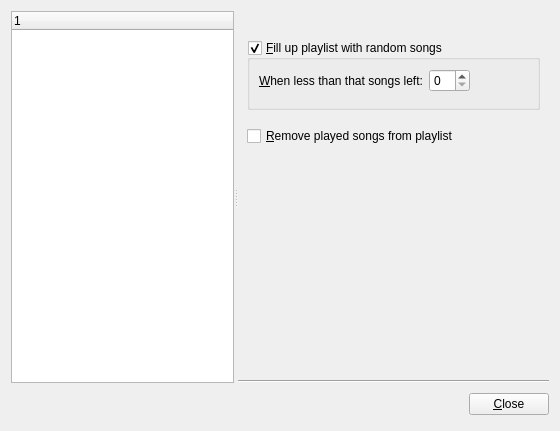
This is ui/preferencesdialog.ui in Voker57/qmpdclient as Qt 5 draws it before an edit. The edited form follows.
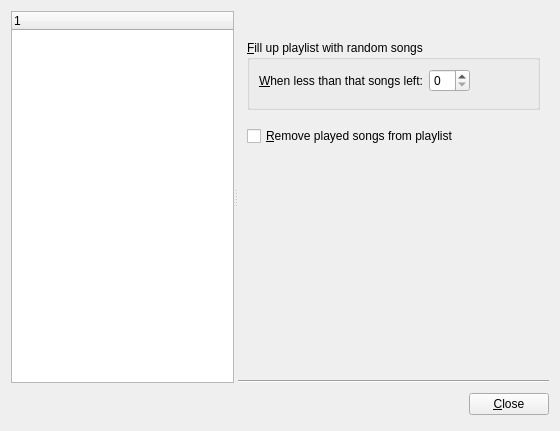
This is the edited form.

Commit message: Added icon for dynamic playlist button

Patch:
```diff
--- a/ui/preferencesdialog.ui
+++ b/ui/preferencesdialog.ui
@@ -926,11 +926,14 @@
              <property name="title">
               <string>&amp;Fill up playlist with random songs</string>
              </property>
-             <property name="checkable">
-              <bool>true</bool>
+             <property name="checkable" >
+              <bool>false</bool>
              </property>
-             <layout class="QGridLayout">
-              <property name="margin">
+             <property name="checked" >
+              <bool>false</bool>
+             </property>
+             <layout class="QGridLayout" >
+              <property name="margin" >
                <number>9</number>
               </property>
               <property name="spacing">
```
Left out of the diff: 1091 changed lines with no effect on the pictures. The commit also changes 2 other files.
